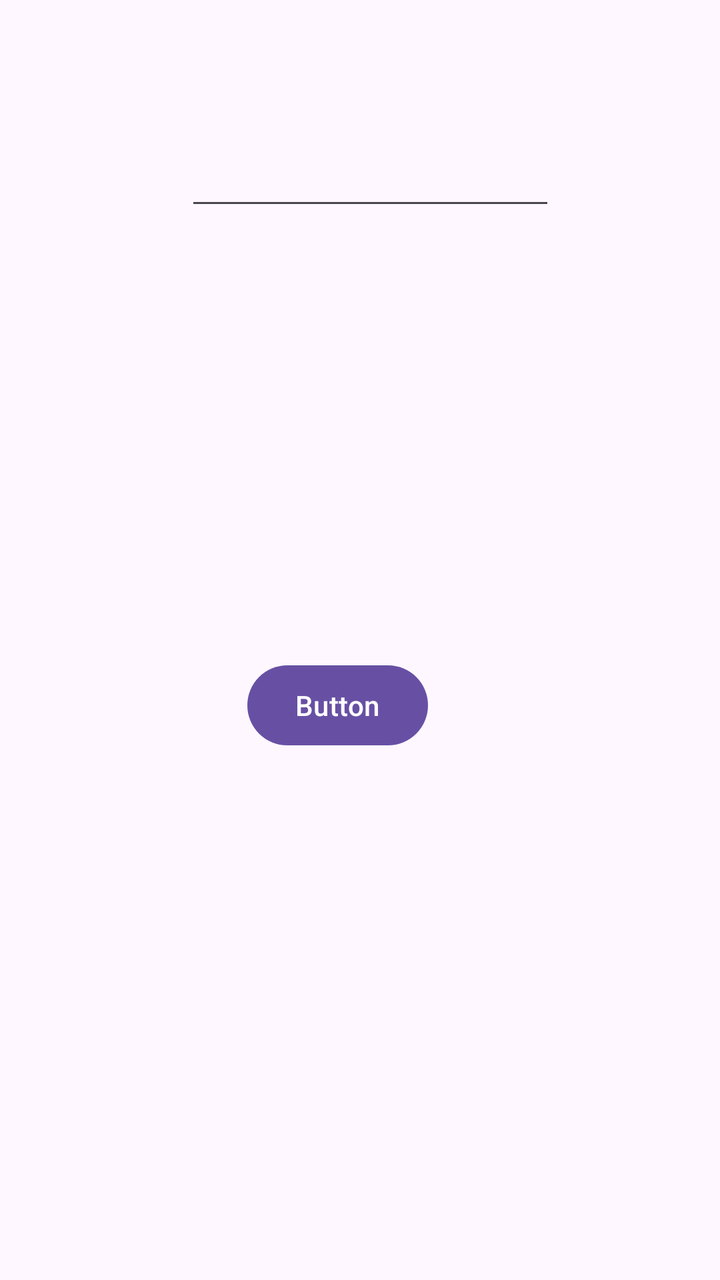
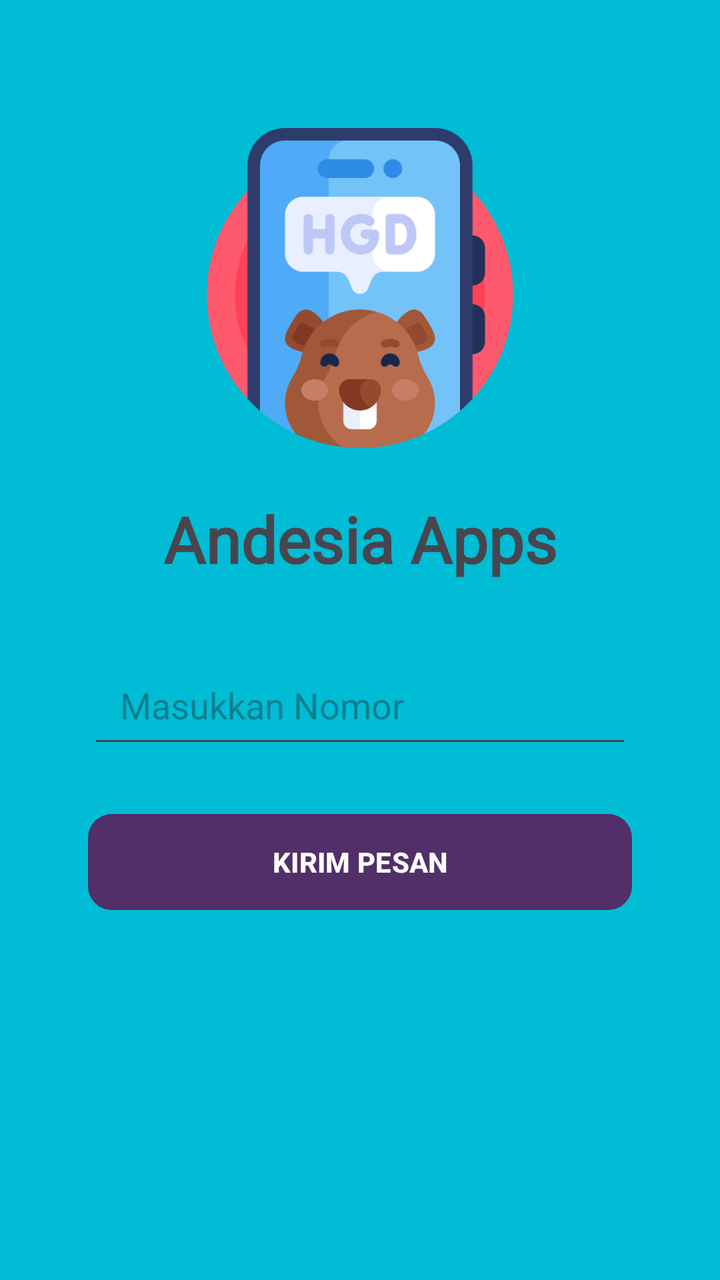

Before-and-after screenshots of an Android layout around one commit, followed by the original layout XML and the change that was made.
<!-- AndroidManifest.xml: application theme Theme.AndesiaApps -->
<!-- res/layout/activity_third.xml -->
<?xml version="1.0" encoding="utf-8"?>
<androidx.constraintlayout.widget.ConstraintLayout xmlns:android="http://schemas.android.com/apk/res/android"
    xmlns:app="http://schemas.android.com/apk/res-auto"
    xmlns:tools="http://schemas.android.com/tools"
    android:id="@+id/main"
    android:layout_width="match_parent"
    android:layout_height="match_parent"
    tools:context=".Pertemuan_3.ThirdActivity">


    <Button
        android:id="@+id/btnKirim"
        android:layout_width="wrap_content"
        android:layout_height="wrap_content"
        android:layout_marginBottom="228dp"
        android:text="Button"
        app:layout_constraintBottom_toBottomOf="parent"
        app:layout_constraintEnd_toEndOf="parent"
        app:layout_constraintHorizontal_bias="0.458"
        app:layout_constraintStart_toStartOf="parent"
        app:layout_constraintTop_toBottomOf="@+id/InputNoTujuan"
        app:layout_constraintVertical_bias="0.861" />


    <EditText
        android:id="@+id/InputNoTujuan"
        android:layout_width="185dp"
        android:layout_height="110dp"
        android:ems="10"
        android:inputType="phone"
        app:layout_constraintEnd_toEndOf="parent"
        app:layout_constraintHorizontal_bias="0.529"
        app:layout_constraintStart_toStartOf="parent"
        tools:layout_editor_absoluteY="155dp" />


</androidx.constraintlayout.widget.ConstraintLayout>
<!-- resources referenced by this layout -->
<resources>
  <style name="Theme.AndesiaApps" parent="Base.Theme.AndesiaApps" />
  <style name="Base.Theme.AndesiaApps" parent="Theme.Material3.DayNight.NoActionBar">
          
          
      </style>
</resources>

<!-- the commit's change to res/layout/activity_third.xml (unified diff, before → after) -->
@@ -1,37 +1,66 @@
 <?xml version="1.0" encoding="utf-8"?>
-<androidx.constraintlayout.widget.ConstraintLayout xmlns:android="http://schemas.android.com/apk/res/android"
+<androidx.constraintlayout.widget.ConstraintLayout
+    xmlns:android="http://schemas.android.com/apk/res/android"
     xmlns:app="http://schemas.android.com/apk/res-auto"
     xmlns:tools="http://schemas.android.com/tools"
     android:id="@+id/main"
     android:layout_width="match_parent"
     android:layout_height="match_parent"
+    android:background="@color/bg"
+    android:padding="24dp"
     tools:context=".Pertemuan_3.ThirdActivity">
 
+    <ImageView
+        android:id="@+id/imageView2"
+        android:layout_width="160dp"
+        android:layout_height="160dp"
+        android:layout_marginTop="40dp"
+        app:layout_constraintEnd_toEndOf="parent"
+        app:layout_constraintStart_toStartOf="parent"
+        app:layout_constraintTop_toTopOf="parent"
+        app:srcCompat="@drawable/hp" />
+
+    <TextView
+        android:id="@+id/textView3"
+        android:layout_width="wrap_content"
+        android:layout_height="wrap_content"
+        android:layout_marginTop="24dp"
+        android:fontFamily="@font/sairastencil_variablefont_wdth"
+        android:text="@string/judul"
+        android:textAlignment="center"
+        android:textSize="32sp"
+        android:textStyle="bold"
+        app:layout_constraintEnd_toEndOf="parent"
+        app:layout_constraintStart_toStartOf="parent"
+        app:layout_constraintTop_toBottomOf="@+id/imageView2" />
+
+    <EditText
+        android:id="@+id/InputNoTujuan"
+        android:layout_width="0dp"
+        android:layout_height="56dp"
+        android:layout_marginTop="32dp"
+        android:layout_marginHorizontal="20dp"
+        android:ems="10"
+        android:hint="Masukkan Nomor"
+        android:inputType="phone"
+        android:paddingHorizontal="16dp"
+        app:layout_constraintEnd_toEndOf="parent"
+        app:layout_constraintStart_toStartOf="parent"
+        app:layout_constraintTop_toBottomOf="@+id/textView3" />
 
     <Button
         android:id="@+id/btnKirim"
-        android:layout_width="wrap_content"
-        android:layout_height="wrap_content"
-        android:layout_marginBottom="228dp"
-        android:text="Button"
-        app:layout_constraintBottom_toBottomOf="parent"
+        android:layout_width="0dp"
+        android:layout_height="56dp"
+        android:layout_marginTop="24dp"
+        android:layout_marginHorizontal="20dp"
+        android:backgroundTint="#AB5D1E5B"
+        android:text="Kirim Pesan"
+        android:textAllCaps="true"
+        android:textStyle="bold"
+        app:cornerRadius="12dp"
         app:layout_constraintEnd_toEndOf="parent"
-        app:layout_constraintHorizontal_bias="0.458"
         app:layout_constraintStart_toStartOf="parent"
-        app:layout_constraintTop_toBottomOf="@+id/InputNoTujuan"
-        app:layout_constraintVertical_bias="0.861" />
-
-
-    <EditText
-        android:id="@+id/InputNoTujuan"
-        android:layout_width="185dp"
-        android:layout_height="110dp"
-        android:ems="10"
-        android:inputType="phone"
-        app:layout_constraintEnd_toEndOf="parent"
-        app:layout_constraintHorizontal_bias="0.529"
-        app:layout_constraintStart_toStartOf="parent"
-        tools:layout_editor_absoluteY="155dp" />
-
+        app:layout_constraintTop_toBottomOf="@+id/InputNoTujuan" />
 
 </androidx.constraintlayout.widget.ConstraintLayout>
<!-- resource entries referenced after the edit -->
@@ -1,5 +1,8 @@
 <!-- resources referenced by this layout -->
 <resources>
+  <color name="bg">#00BCD4</color>
+  <!-- drawable hp: png bitmap (drawable, 34380 bytes) -->
+  <string name="judul">Andesia Apps</string>
   <style name="Theme.AndesiaApps" parent="Base.Theme.AndesiaApps" />
   <style name="Base.Theme.AndesiaApps" parent="Theme.Material3.DayNight.NoActionBar">
           
